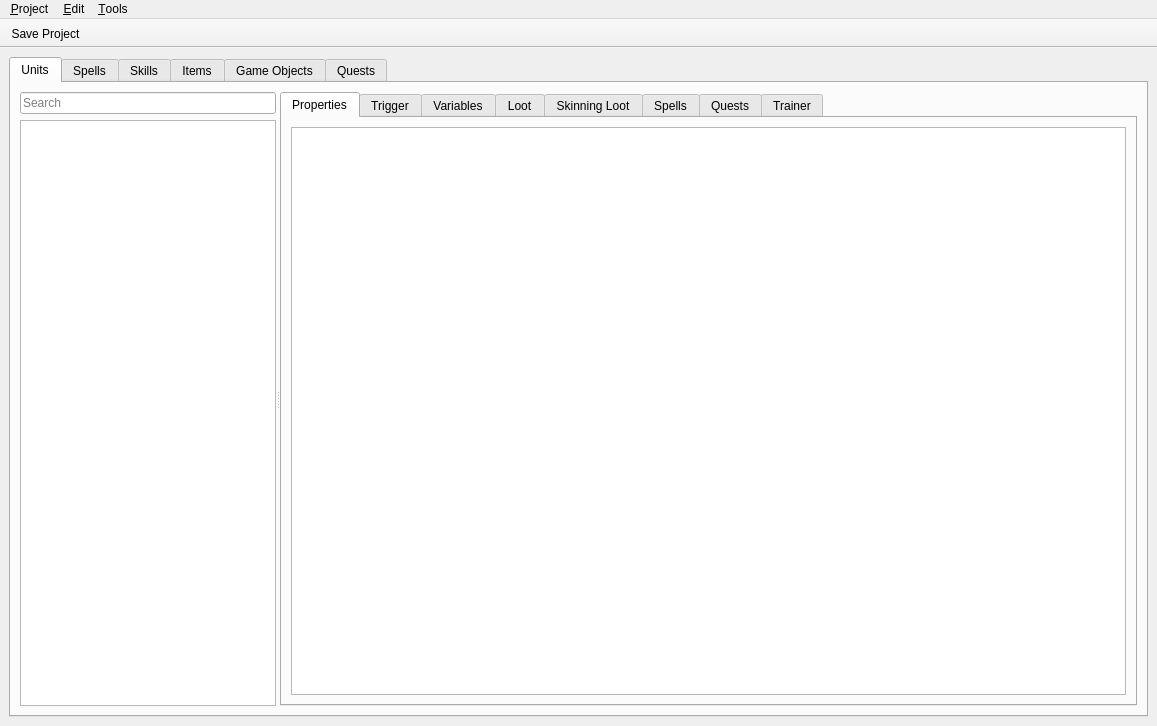
This is tools/editor/ui/object_editor.ui in Kyoril/wow-pp as Qt 5 draws it before an edit. The edited form follows.
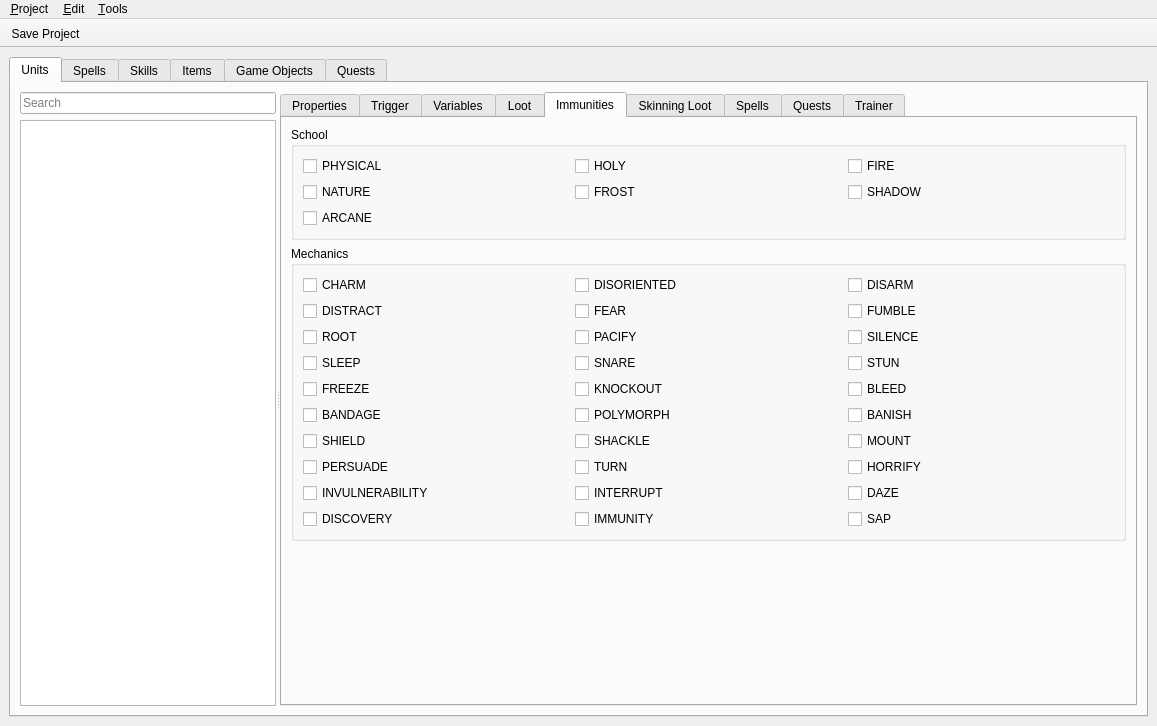
This is the edited form. The open tabs and pages were chosen to show the change. Icons and pictures are not drawn.

Commit message: Unit immunity editor added

```diff
--- a/tools/editor/ui/object_editor.ui
+++ b/tools/editor/ui/object_editor.ui
@@ -334,6 +334,627 @@
                 </item>
                </layout>
               </widget>
+              <widget class="QWidget" name="tab_31">
+               <attribute name="title">
+                <string>Immunities</string>
+               </attribute>
+               <layout class="QVBoxLayout" name="verticalLayout_58">
+                <item>
+                 <widget class="QGroupBox" name="schoolImmunityBox">
+                  <property name="sizePolicy">
+                   <sizepolicy hsizetype="Preferred" vsizetype="Fixed">
+                    <horstretch>0</horstretch>
+                    <verstretch>0</verstretch>
+                   </sizepolicy>
+                  </property>
+                  <property name="title">
+                   <string>School</string>
+                  </property>
+                  <property name="flat">
+                   <bool>true</bool>
+                  </property>
+                  <layout class="QGridLayout" name="gridLayout_16">
+                   <item row="1" column="2">
+                    <widget class="QCheckBox" name="school_flag_6">
+                     <property name="text">
+                      <string>SHADOW</string>
+                     </property>
+                    </widget>
+                   </item>
+                   <item row="1" column="1">
+                    <widget class="QCheckBox" name="school_flag_5">
+                     <property name="enabled">
+                      <bool>true</bool>
+                     </property>
+                     <property name="toolTip">
+                      <string>&lt;html&gt;&lt;head/&gt;&lt;body&gt;&lt;p&gt;Indicates that this spell is categorized as a player ability in the players spell book. Only affects the client.&lt;/p&gt;&lt;/body&gt;&lt;/html&gt;</string>
+                     </property>
+                     <property name="styleSheet">
+                      <string notr="true">QCheckBox:disabled
+{
+    color: #bbb;
+}</string>
+                     </property>
+                     <property name="text">
+                      <string>FROST</string>
+                     </property>
+                     <property name="checkable">
+                      <bool>true</bool>
+                     </property>
+                    </widget>
+                   </item>
+                   <item row="0" column="1">
+                    <widget class="QCheckBox" name="school_flag_2">
+                     <property name="enabled">
+                      <bool>true</bool>
+                     </property>
+                     <property name="toolTip">
+                      <string>&lt;html&gt;&lt;head/&gt;&lt;body&gt;&lt;p&gt;Indicates that this spell is categorized as a player ability in the players spell book. Only affects the client.&lt;/p&gt;&lt;/body&gt;&lt;/html&gt;</string>
+                     </property>
+                     <property name="styleSheet">
+                      <string notr="true">QCheckBox:disabled
+{
+    color: #bbb;
+}</string>
+                     </property>
+                     <property name="text">
+                      <string>HOLY</string>
+                     </property>
+                     <property name="checkable">
+                      <bool>true</bool>
+                     </property>
+                    </widget>
+                   </item>
+                   <item row="0" column="2">
+                    <widget class="QCheckBox" name="school_flag_3">
+                     <property name="enabled">
+                      <bool>true</bool>
+                     </property>
+                     <property name="toolTip">
+                      <string>&lt;html&gt;&lt;head/&gt;&lt;body&gt;&lt;p&gt;Indicates that this spell is categorized as a player ability in the players spell book. Only affects the client.&lt;/p&gt;&lt;/body&gt;&lt;/html&gt;</string>
+                     </property>
+                     <property name="styleSheet">
+                      <string notr="true">QCheckBox:disabled
+{
+    color: #bbb;
+}</string>
+                     </property>
+                     <property name="text">
+                      <string>FIRE</string>
+                     </property>
+                     <property name="checkable">
+                      <bool>true</bool>
+                     </property>
+                    </widget>
+                   </item>
+                   <item row="1" column="0">
+                    <widget class="QCheckBox" name="school_flag_4">
+                     <property name="enabled">
+                      <bool>true</bool>
+                     </property>
+                     <property name="styleSheet">
+                      <string notr="true">QCheckBox:disabled
+{
+    color: #bbb;
+}</string>
+                     </property>
+                     <property name="text">
+                      <string>NATURE</string>
+                     </property>
+                    </widget>
+                   </item>
+                   <item row="0" column="0">
+                    <widget class="QCheckBox" name="school_flag_1">
+                     <property name="enabled">
+                      <bool>true</bool>
+                     </property>
+                     <property name="toolTip">
+                      <string>&lt;html&gt;&lt;head/&gt;&lt;body&gt;&lt;p&gt;Indicates that this spell is categorized as a player ability in the players spell book. Only affects the client.&lt;/p&gt;&lt;/body&gt;&lt;/html&gt;</string>
+                     </property>
+                     <property name="styleSheet">
+                      <string notr="true">QCheckBox:disabled
+{
+    color: #bbb;
+}</string>
+                     </property>
+                     <property name="text">
+                      <string>PHYSICAL</string>
+                     </property>
+                     <property name="checkable">
+                      <bool>true</bool>
+                     </property>
+                    </widget>
+                   </item>
+                   <item row="2" column="0">
+                    <widget class="QCheckBox" name="school_flag_7">
+                     <property name="text">
+                      <string>ARCANE</string>
+                     </property>
+                    </widget>
+                   </item>
+                  </layout>
+                 </widget>
+                </item>
+                <item>
+                 <widget class="QGroupBox" name="mechanicImmunityBox">
+                  <property name="sizePolicy">
+                   <sizepolicy hsizetype="Preferred" vsizetype="Fixed">
+                    <horstretch>0</horstretch>
+                    <verstretch>0</verstretch>
+                   </sizepolicy>
+                  </property>
+                  <property name="minimumSize">
+                   <size>
+                    <width>0</width>
+                    <height>0</height>
+                   </size>
+                  </property>
+                  <property name="styleSheet">
+                   <string notr="true">QCheckBox:disabled
+{
+    color: #bbb;
+}</string>
+                  </property>
+                  <property name="title">
+                   <string>Mechanics</string>
+                  </property>
+                  <property name="flat">
+                   <bool>true</bool>
+                  </property>
+                  <layout class="QGridLayout" name="gridLayout_17">
+                   <item row="5" column="0">
+                    <widget class="QCheckBox" name="mech_flag_16">
+                     <property name="enabled">
+                      <bool>true</bool>
+                     </property>
+                     <property name="toolTip">
+                      <string>&lt;html&gt;&lt;head/&gt;&lt;body&gt;&lt;p&gt;Indicates that this spell is categorized as a player ability in the players spell book. Only affects the client.&lt;/p&gt;&lt;/body&gt;&lt;/html&gt;</string>
+                     </property>
+                     <property name="text">
+                      <string>BANDAGE</string>
+                     </property>
+                     <property name="checkable">
+                      <bool>true</bool>
+                     </property>
+                    </widget>
+                   </item>
+                   <item row="4" column="1">
+                    <widget class="QCheckBox" name="mech_flag_14">
+                     <property name="enabled">
+                      <bool>true</bool>
+                     </property>
+                     <property name="toolTip">
+                      <string>&lt;html&gt;&lt;head/&gt;&lt;body&gt;&lt;p&gt;Indicates that this spell is categorized as a player ability in the players spell book. Only affects the client.&lt;/p&gt;&lt;/body&gt;&lt;/html&gt;</string>
+                     </property>
+                     <property name="text">
+                      <string>KNOCKOUT</string>
+                     </property>
+                     <property name="checkable">
+                      <bool>true</bool>
+                     </property>
+                    </widget>
+                   </item>
+                   <item row="8" column="0">
+                    <widget class="QCheckBox" name="mech_flag_25">
+                     <property name="enabled">
+                      <bool>true</bool>
+                     </property>
+                     <property name="toolTip">
+                      <string>&lt;html&gt;&lt;head/&gt;&lt;body&gt;&lt;p&gt;Indicates that this spell is categorized as a player ability in the players spell book. Only affects the client.&lt;/p&gt;&lt;/body&gt;&lt;/html&gt;</string>
+                     </property>
+                     <property name="text">
+                      <string>INVULNERABILITY</string>
+                     </property>
+                     <property name="checkable">
+                      <bool>true</bool>
+                     </property>
+                    </widget>
+                   </item>
+                   <item row="1" column="1">
+                    <widget class="QCheckBox" name="mech_flag_5">
+                     <property name="enabled">
+                      <bool>true</bool>
+                     </property>
+                     <property name="toolTip">
+                      <string>&lt;html&gt;&lt;head/&gt;&lt;body&gt;&lt;p&gt;Indicates that this spell is categorized as a player ability in the players spell book. Only affects the client.&lt;/p&gt;&lt;/body&gt;&lt;/html&gt;</string>
+                     </property>
+                     <property name="text">
+                      <string>FEAR</string>
+                     </property>
+                     <property name="checkable">
+                      <bool>true</bool>
+                     </property>
+                    </widget>
+                   </item>
+                   <item row="1" column="2">
+                    <widget class="QCheckBox" name="mech_flag_6">
+                     <property name="enabled">
+                      <bool>true</bool>
+                     </property>
+                     <property name="toolTip">
+                      <string>&lt;html&gt;&lt;head/&gt;&lt;body&gt;&lt;p&gt;Indicates that this spell is categorized as a player ability in the players spell book. Only affects the client.&lt;/p&gt;&lt;/body&gt;&lt;/html&gt;</string>
+                     </property>
+                     <property name="text">
+                      <string>FUMBLE</string>
+                     </property>
+                     <property name="checkable">
+                      <bool>true</bool>
+                     </property>
+                    </widget>
+                   </item>
+                   <item row="3" column="0">
+                    <widget class="QCheckBox" name="mech_flag_10">
+                     <property name="enabled">
+                      <bool>true</bool>
+                     </property>
+                     <property name="toolTip">
+                      <string>&lt;html&gt;&lt;head/&gt;&lt;body&gt;&lt;p&gt;Indicates that this spell is categorized as a player ability in the players spell book. Only affects the client.&lt;/p&gt;&lt;/body&gt;&lt;/html&gt;</string>
+                     </property>
+                     <property name="text">
+                      <string>SLEEP</string>
+                     </property>
+                     <property name="checkable">
+                      <bool>true</bool>
+                     </property>
+                    </widget>
+                   </item>
+                   <item row="7" column="0">
+                    <widget class="QCheckBox" name="mech_flag_22">
+                     <property name="enabled">
+                      <bool>true</bool>
+                     </property>
+                     <property name="toolTip">
+                      <string>&lt;html&gt;&lt;head/&gt;&lt;body&gt;&lt;p&gt;Indicates that this spell is categorized as a player ability in the players spell book. Only affects the client.&lt;/p&gt;&lt;/body&gt;&lt;/html&gt;</string>
+                     </property>
+                     <property name="text">
+                      <string>PERSUADE</string>
+                     </property>
+                     <property name="checkable">
+                      <bool>true</bool>
+                     </property>
+                    </widget>
+                   </item>
+                   <item row="0" column="2">
+                    <widget class="QCheckBox" name="mech_flag_3">
+                     <property name="enabled">
+                      <bool>true</bool>
+                     </property>
+                     <property name="toolTip">
+                      <string>&lt;html&gt;&lt;head/&gt;&lt;body&gt;&lt;p&gt;Indicates that this spell is categorized as a player ability in the players spell book. Only affects the client.&lt;/p&gt;&lt;/body&gt;&lt;/html&gt;</string>
+                     </property>
+                     <property name="text">
+                      <string>DISARM</string>
+                     </property>
+                     <property name="checkable">
+                      <bool>true</bool>
+                     </property>
+                    </widget>
+                   </item>
+                   <item row="2" column="0">
+                    <widget class="QCheckBox" name="mech_flag_7">
+                     <property name="enabled">
+                      <bool>true</bool>
+                     </property>
+                     <property name="toolTip">
+                      <string>&lt;html&gt;&lt;head/&gt;&lt;body&gt;&lt;p&gt;Indicates that this spell is categorized as a player ability in the players spell book. Only affects the client.&lt;/p&gt;&lt;/body&gt;&lt;/html&gt;</string>
+                     </property>
+                     <property name="text">
+                      <string>ROOT</string>
+                     </property>
+                     <property name="checkable">
+                      <bool>true</bool>
+                     </property>
+                    </widget>
+                   </item>
+                   <item row="2" column="2">
+                    <widget class="QCheckBox" name="mech_flag_9">
+                     <property name="enabled">
+                      <bool>true</bool>
+                     </property>
+                     <property name="toolTip">
+                      <string>&lt;html&gt;&lt;head/&gt;&lt;body&gt;&lt;p&gt;Indicates that this spell is categorized as a player ability in the players spell book. Only affects the client.&lt;/p&gt;&lt;/body&gt;&lt;/html&gt;</string>
+                     </property>
+                     <property name="text">
+                      <string>SILENCE</string>
+                     </property>
+                     <property name="checkable">
+                      <bool>true</bool>
+                     </property>
+                    </widget>
+                   </item>
+                   <item row="5" column="1">
+                    <widget class="QCheckBox" name="mech_flag_17">
+                     <property name="enabled">
+                      <bool>true</bool>
+                     </property>
+                     <property name="toolTip">
+                      <string>&lt;html&gt;&lt;head/&gt;&lt;body&gt;&lt;p&gt;Indicates that this spell is categorized as a player ability in the players spell book. Only affects the client.&lt;/p&gt;&lt;/body&gt;&lt;/html&gt;</string>
+                     </property>
+                     <property name="text">
+                      <string>POLYMORPH</string>
+                     </property>
+                     <property name="checkable">
+                      <bool>true</bool>
+                     </property>
+                    </widget>
+                   </item>
+                   <item row="3" column="1">
+                    <widget class="QCheckBox" name="mech_flag_11">
+                     <property name="enabled">
+                      <bool>true</bool>
+                     </property>
+                     <property name="toolTip">
+                      <string>&lt;html&gt;&lt;head/&gt;&lt;body&gt;&lt;p&gt;Indicates that this spell is categorized as a player ability in the players spell book. Only affects the client.&lt;/p&gt;&lt;/body&gt;&lt;/html&gt;</string>
+                     </property>
+                     <property name="text">
+                      <string>SNARE</string>
+                     </property>
+                     <property name="checkable">
+                      <bool>true</bool>
+                     </property>
+                    </widget>
+                   </item>
+                   <item row="1" column="0">
+                    <widget class="QCheckBox" name="mech_flag_4">
+                     <property name="enabled">
+                      <bool>true</bool>
+                     </property>
+                     <property name="toolTip">
+                      <string>&lt;html&gt;&lt;head/&gt;&lt;body&gt;&lt;p&gt;Indicates that this spell is categorized as a player ability in the players spell book. Only affects the client.&lt;/p&gt;&lt;/body&gt;&lt;/html&gt;</string>
+                     </property>
+                     <property name="text">
+                      <string>DISTRACT</string>
+                     </property>
+                     <property name="checkable">
+                      <bool>true</bool>
+                     </property>
+                    </widget>
+                   </item>
+                   <item row="4" column="0">
+                    <widget class="QCheckBox" name="mech_flag_13">
+                     <property name="enabled">
+                      <bool>true</bool>
+                     </property>
+                     <property name="toolTip">
+                      <string>&lt;html&gt;&lt;head/&gt;&lt;body&gt;&lt;p&gt;Indicates that this spell is categorized as a player ability in the players spell book. Only affects the client.&lt;/p&gt;&lt;/body&gt;&lt;/html&gt;</string>
+                     </property>
+                     <property name="text">
+                      <string>FREEZE</string>
+                     </property>
+                     <property name="checkable">
+                      <bool>true</bool>
+                     </property>
+                    </widget>
+                   </item>
+                   <item row="6" column="1">
+                    <widget class="QCheckBox" name="mech_flag_20">
+                     <property name="enabled">
+                      <bool>true</bool>
+                     </property>
+                     <property name="toolTip">
+                      <string>&lt;html&gt;&lt;head/&gt;&lt;body&gt;&lt;p&gt;Indicates that this spell is categorized as a player ability in the players spell book. Only affects the client.&lt;/p&gt;&lt;/body&gt;&lt;/html&gt;</string>
+                     </property>
+                     <property name="text">
+                      <string>SHACKLE</string>
+                     </property>
+                     <property name="checkable">
+                      <bool>true</bool>
+                     </property>
+                    </widget>
+                   </item>
+                   <item row="6" column="2">
+                    <widget class="QCheckBox" name="mech_flag_21">
+                     <property name="enabled">
+                      <bool>true</bool>
+                     </property>
+                     <property name="toolTip">
+                      <string>&lt;html&gt;&lt;head/&gt;&lt;body&gt;&lt;p&gt;Indicates that this spell is categorized as a player ability in the players spell book. Only affects the client.&lt;/p&gt;&lt;/body&gt;&lt;/html&gt;</string>
+                     </property>
+                     <property name="text">
+                      <string>MOUNT</string>
+                     </property>
+                     <property name="checkable">
+                      <bool>true</bool>
+                     </property>
+                    </widget>
+                   </item>
+                   <item row="7" column="1">
+                    <widget class="QCheckBox" name="mech_flag_23">
+                     <property name="enabled">
+                      <bool>true</bool>
+                     </property>
+                     <property name="toolTip">
+                      <string>&lt;html&gt;&lt;head/&gt;&lt;body&gt;&lt;p&gt;Indicates that this spell is categorized as a player ability in the players spell book. Only affects the client.&lt;/p&gt;&lt;/body&gt;&lt;/html&gt;</string>
+                     </property>
+                     <property name="text">
+                      <string>TURN</string>
+                     </property>
+                     <property name="checkable">
+                      <bool>true</bool>
+                     </property>
+                    </widget>
+                   </item>
+                   <item row="4" column="2">
+                    <widget class="QCheckBox" name="mech_flag_15">
+                     <property name="enabled">
+                      <bool>true</bool>
+                     </property>
+                     <property name="toolTip">
+                      <string>&lt;html&gt;&lt;head/&gt;&lt;body&gt;&lt;p&gt;Indicates that this spell is categorized as a player ability in the players spell book. Only affects the client.&lt;/p&gt;&lt;/body&gt;&lt;/html&gt;</string>
+                     </property>
+                     <property name="text">
+                      <string>BLEED</string>
+                     </property>
+                     <property name="checkable">
+                      <bool>true</bool>
+                     </property>
+                    </widget>
+                   </item>
+                   <item row="5" column="2">
+                    <widget class="QCheckBox" name="mech_flag_18">
+                     <property name="enabled">
+                      <bool>true</bool>
+                     </property>
+                     <property name="toolTip">
+                      <string>&lt;html&gt;&lt;head/&gt;&lt;body&gt;&lt;p&gt;Indicates that this spell is categorized as a player ability in the players spell book. Only affects the client.&lt;/p&gt;&lt;/body&gt;&lt;/html&gt;</string>
+                     </property>
+                     <property name="text">
+                      <string>BANISH</string>
+                     </property>
+                     <property name="checkable">
+                      <bool>true</bool>
+                     </property>
+                    </widget>
+                   </item>
+                   <item row="7" column="2">
+                    <widget class="QCheckBox" name="mech_flag_24">
+                     <property name="enabled">
+                      <bool>true</bool>
+                     </property>
+                     <property name="toolTip">
+                      <string>&lt;html&gt;&lt;head/&gt;&lt;body&gt;&lt;p&gt;Indicates that this spell is categorized as a player ability in the players spell book. Only affects the client.&lt;/p&gt;&lt;/body&gt;&lt;/html&gt;</string>
+                     </property>
+                     <property name="text">
+                      <string>HORRIFY</string>
+                     </property>
+                     <property name="checkable">
+                      <bool>true</bool>
+                     </property>
+                    </widget>
+                   </item>
+                   <item row="6" column="0">
+                    <widget class="QCheckBox" name="mech_flag_19">
+                     <property name="enabled">
+                      <bool>true</bool>
+                     </property>
+                     <property name="toolTip">
+                      <string>&lt;html&gt;&lt;head/&gt;&lt;body&gt;&lt;p&gt;Indicates that this spell is categorized as a player ability in the players spell book. Only affects the client.&lt;/p&gt;&lt;/body&gt;&lt;/html&gt;</string>
+                     </property>
+                     <property name="text">
+                      <string>SHIELD</string>
+                     </property>
+                     <property name="checkable">
+                      <bool>true</bool>
+                     </property>
+                    </widget>
+                   </item>
+                   <item row="2" column="1">
+                    <widget class="QCheckBox" name="mech_flag_8">
+                     <property name="enabled">
+                      <bool>true</bool>
+                     </property>
+                     <property name="toolTip">
+                      <string>&lt;html&gt;&lt;head/&gt;&lt;body&gt;&lt;p&gt;Indicates that this spell is categorized as a player ability in the players spell book. Only affects the client.&lt;/p&gt;&lt;/body&gt;&lt;/html&gt;</string>
+                     </property>
+                     <property name="text">
+                      <string>PACIFY</string>
+                     </property>
+                     <property name="checkable">
+                      <bool>true</bool>
+                     </property>
+                    </widget>
+                   </item>
+                   <item row="0" column="1">
+                    <widget class="QCheckBox" name="mech_flag_2">
+                     <property name="enabled">
+                      <bool>true</bool>
+                     </property>
+                     <property name="styleSheet">
+                      <string notr="true">QCheckBox:disabled
+{
+    color: #bbb;
+}</string>
+                     </property>
+                     <property name="text">
+                      <string>DISORIENTED</string>
+                     </property>
+                    </widget>
+                   </item>
+                   <item row="0" column="0">
+                    <widget class="QCheckBox" name="mech_flag_1">
+                     <property name="enabled">
+                      <bool>true</bool>
+                     </property>
+                     <property name="toolTip">
+                      <string>&lt;html&gt;&lt;head/&gt;&lt;body&gt;&lt;p&gt;Indicates that this spell is categorized as a player ability in the players spell book. Only affects the client.&lt;/p&gt;&lt;/body&gt;&lt;/html&gt;</string>
+                     </property>
+                     <property name="text">
+                      <string>CHARM</string>
+                     </property>
+                     <property name="checkable">
+                      <bool>true</bool>
+                     </property>
+                    </widget>
+                   </item>
+                   <item row="3" column="2">
+                    <widget class="QCheckBox" name="mech_flag_12">
+                     <property name="enabled">
+                      <bool>true</bool>
+                     </property>
+                     <property name="toolTip">
+                      <string>&lt;html&gt;&lt;head/&gt;&lt;body&gt;&lt;p&gt;Indicates that this spell is categorized as a player ability in the players spell book. Only affects the client.&lt;/p&gt;&lt;/body&gt;&lt;/html&gt;</string>
+                     </property>
+                     <property name="text">
+                      <string>STUN</string>
+                     </property>
+                     <property name="checkable">
+                      <bool>true</bool>
+                     </property>
+                    </widget>
+                   </item>
+                   <item row="8" column="1">
+                    <widget class="QCheckBox" name="mech_flag_26">
+                     <property name="text">
+                      <string>INTERRUPT</string>
+                     </property>
+                    </widget>
+                   </item>
+                   <item row="8" column="2">
+                    <widget class="QCheckBox" name="mech_flag_27">
+                     <property name="text">
+                      <string>DAZE</string>
+                     </property>
+                    </widget>
+                   </item>
+                   <item row="9" column="0">
+                    <widget class="QCheckBox" name="mech_flag_28">
+                     <property name="text">
+                      <string>DISCOVERY</string>
+                     </property>
+                    </widget>
+                   </item>
+                   <item row="9" column="1">
+                    <widget class="QCheckBox" name="mech_flag_29">
+                     <property name="text">
+                      <string>IMMUNITY</string>
+                     </property>
+                    </widget>
+                   </item>
+                   <item row="9" column="2">
+                    <widget class="QCheckBox" name="mech_flag_30">
+                     <property name="text">
+                      <string>SAP</string>
+                     </property>
+                    </widget>
+                   </item>
+                  </layout>
+                 </widget>
+                </item>
+                <item>
+                 <spacer name="verticalSpacer_7">
+                  <property name="orientation">
+                   <enum>Qt::Vertical</enum>
+                  </property>
+                  <property name="sizeHint" stdset="0">
+                   <size>
+                    <width>20</width>
+                    <height>40</height>
+                   </size>
+                  </property>
+                 </spacer>
+                </item>
+               </layout>
+              </widget>
               <widget class="QWidget" name="tab_19">
                <attribute name="title">
                 <string>Skinning Loot</string>
```
The commit also changes 2 other files.
